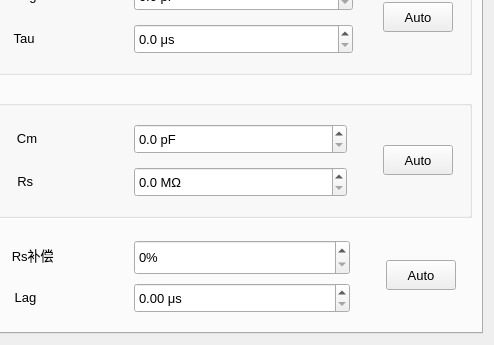
This is src/ControlStiParamPlugin/ControlStiParam/CClampTabWidget.ui in IPX-192/controlStiParam as Qt 5 draws it before an edit; both pictures show x 178 to 672 and y 335 to 680 of the 672 by 680 pixel window. The edited form follows.
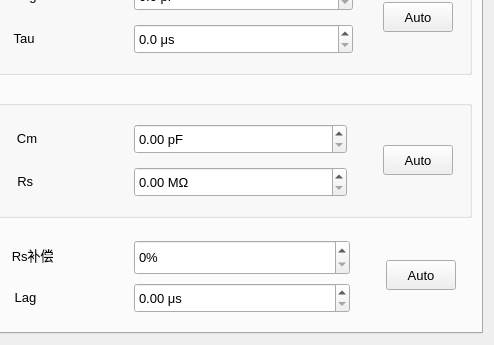
This is the edited form. The open tabs and pages were chosen to show the change.

```diff
--- a/src/ControlStiParamPlugin/ControlStiParam/CClampTabWidget.ui
+++ b/src/ControlStiParamPlugin/ControlStiParam/CClampTabWidget.ui
@@ -714,7 +714,7 @@
                    <string> pF</string>
                   </property>
                   <property name="decimals">
-                   <number>1</number>
+                   <number>2</number>
                   </property>
                  </widget>
                 </item>
@@ -780,7 +780,7 @@
                    <string> MΩ</string>
                   </property>
                   <property name="decimals">
-                   <number>1</number>
+                   <number>2</number>
                   </property>
                  </widget>
                 </item>
```
Left out of the diff: 2 changed lines with no effect on the pictures.
